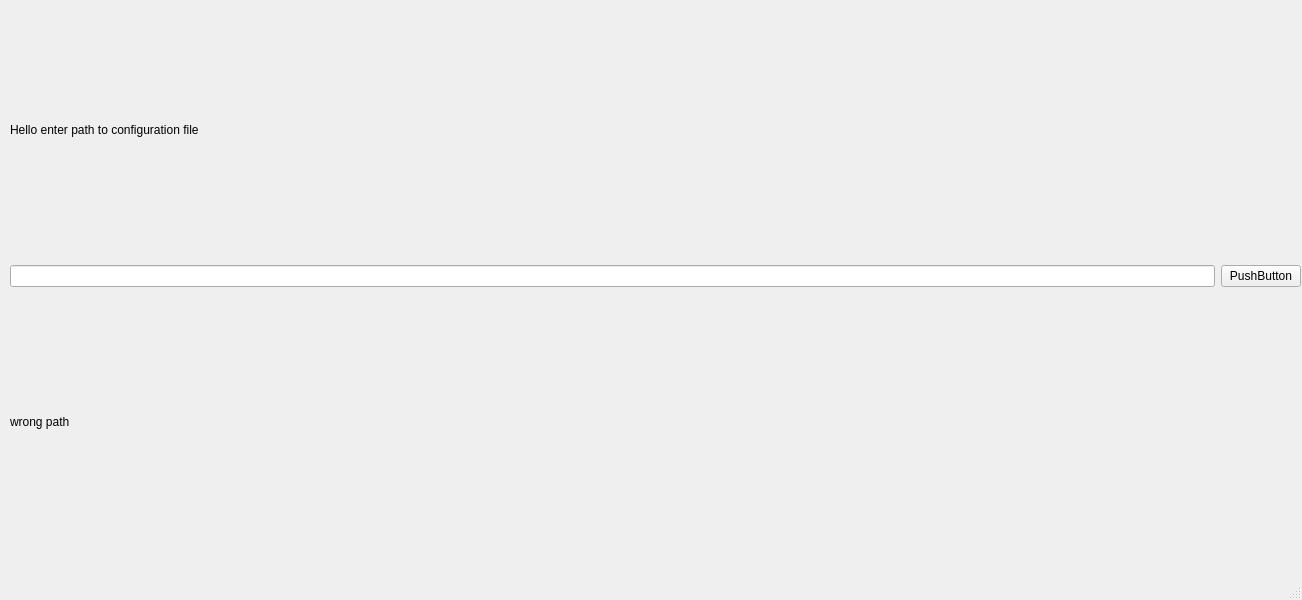
Above: mainwindow.ui from ciszekxd/SK2ProjectKahoot before the change. Below: the same form after it.
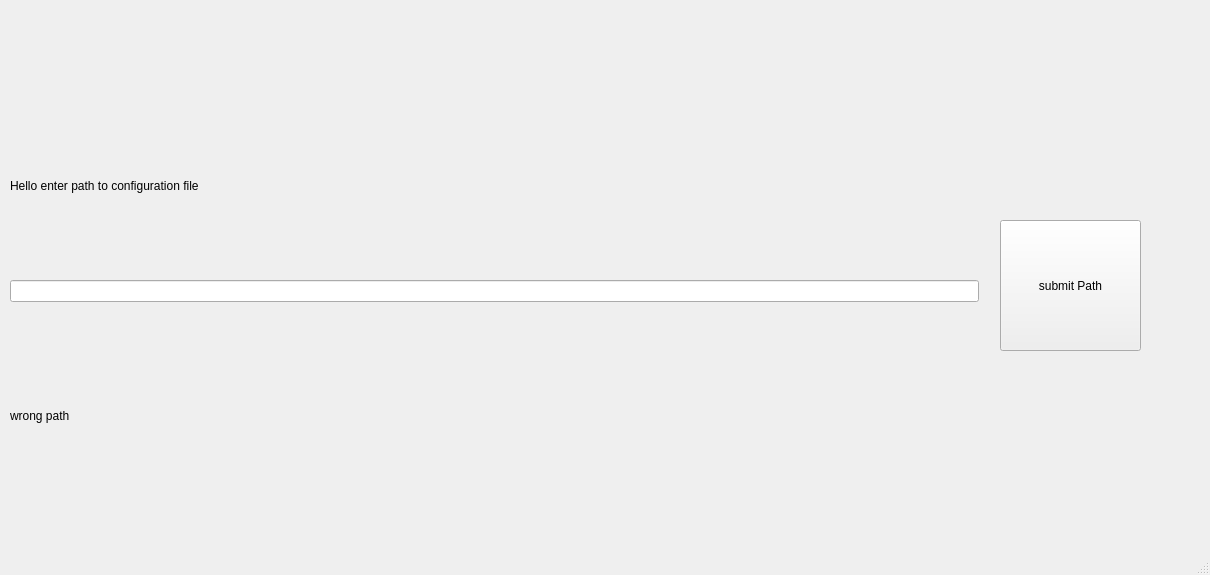
That is the form after the change. The open tabs and pages were chosen to show the change.

```diff
--- a/mainwindow.ui
+++ b/mainwindow.ui
@@ -6,8 +6,8 @@
    <rect>
     <x>0</x>
     <y>0</y>
-    <width>1302</width>
-    <height>600</height>
+    <width>1210</width>
+    <height>575</height>
    </rect>
   </property>
   <property name="windowTitle">
@@ -15,14 +15,29 @@
   </property>
   <widget class="QWidget" name="centralwidget">
    <widget class="QStackedWidget" name="stackedWidget">
+    <property name="enabled">
+     <bool>true</bool>
+    </property>
     <property name="geometry">
      <rect>
       <x>0</x>
       <y>0</y>
-      <width>1301</width>
-      <height>571</height>
+      <width>1201</width>
+      <height>551</height>
      </rect>
     </property>
+    <property name="sizePolicy">
+     <sizepolicy hsizetype="Preferred" vsizetype="Preferred">
+      <horstretch>100</horstretch>
+      <verstretch>100</verstretch>
+     </sizepolicy>
+    </property>
+    <property name="minimumSize">
+     <size>
+      <width>50</width>
+      <height>100</height>
+     </size>
+    </property>
     <property name="contextMenuPolicy">
      <enum>Qt::PreventContextMenu</enum>
     </property>
@@ -58,52 +73,60 @@
      </widget>
     </widget>
     <widget class="QWidget" name="page_2">
-     <widget class="QWidget" name="verticalLayoutWidget">
+     <widget class="QPushButton" name="submitPath">
       <property name="geometry">
        <rect>
+        <x>1000</x>
+        <y>220</y>
+        <width>141</width>
+        <height>131</height>
+       </rect>
+      </property>
+      <property name="text">
+       <string>submit Path</string>
+      </property>
+     </widget>
+     <widget class="QLabel" name="label">
+      <property name="geometry">
+       <rect>
         <x>10</x>
-        <y>0</y>
-        <width>1291</width>
-        <height>551</height>
+        <y>130</y>
+        <width>481</width>
+        <height>111</height>
        </rect>
       </property>
-      <layout class="QVBoxLayout" name="verticalLayout">
-       <item>
-        <widget class="QLabel" name="label">
-         <property name="text">
-          <string>Hello enter path to configuration file</string>
-         </property>
-        </widget>
-       </item>
-       <item>
-        <layout class="QHBoxLayout" name="horizontalLayout">
-         <item>
-          <widget class="QLineEdit" name="lineEdit">
-           <property name="dragEnabled">
-            <bool>true</bool>
-           </property>
-          </widget>
-         </item>
-         <item>
-          <widget class="QPushButton" name="submitPath">
-           <property name="text">
-            <string>PushButton</string>
-           </property>
-          </widget>
-         </item>
-        </layout>
-       </item>
-       <item>
-        <widget class="QLabel" name="label_3">
-         <property name="enabled">
-          <bool>true</bool>
-         </property>
-         <property name="text">
-          <string>wrong path</string>
-         </property>
-        </widget>
-       </item>
-      </layout>
+      <property name="text">
+       <string>Hello enter path to configuration file</string>
+      </property>
+     </widget>
+     <widget class="QLabel" name="label_3">
+      <property name="enabled">
+       <bool>true</bool>
+      </property>
+      <property name="geometry">
+       <rect>
+        <x>10</x>
+        <y>310</y>
+        <width>869</width>
+        <height>211</height>
+       </rect>
+      </property>
+      <property name="text">
+       <string>wrong path</string>
+      </property>
+     </widget>
+     <widget class="QLineEdit" name="lineEdit">
+      <property name="geometry">
+       <rect>
+        <x>10</x>
+        <y>280</y>
+        <width>969</width>
+        <height>22</height>
+       </rect>
+      </property>
+      <property name="dragEnabled">
+       <bool>true</bool>
+      </property>
      </widget>
     </widget>
     <widget class="QWidget" name="GMControllPage">
```
Left out of the diff: 105 changed lines with no effect on the pictures.
